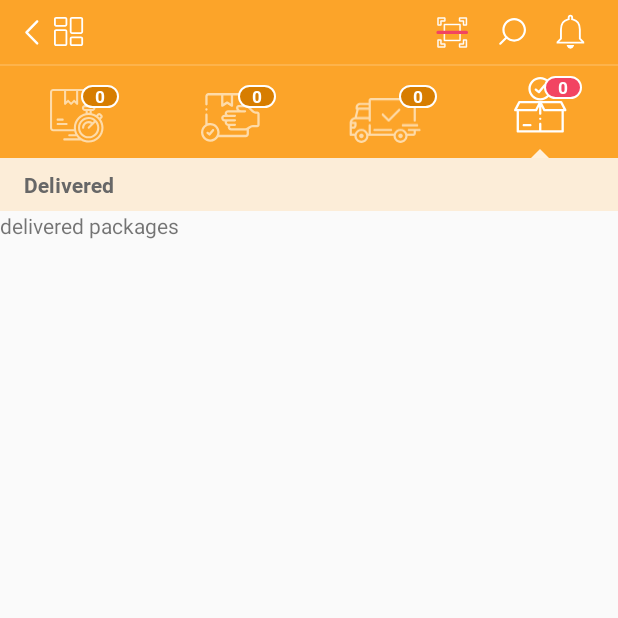
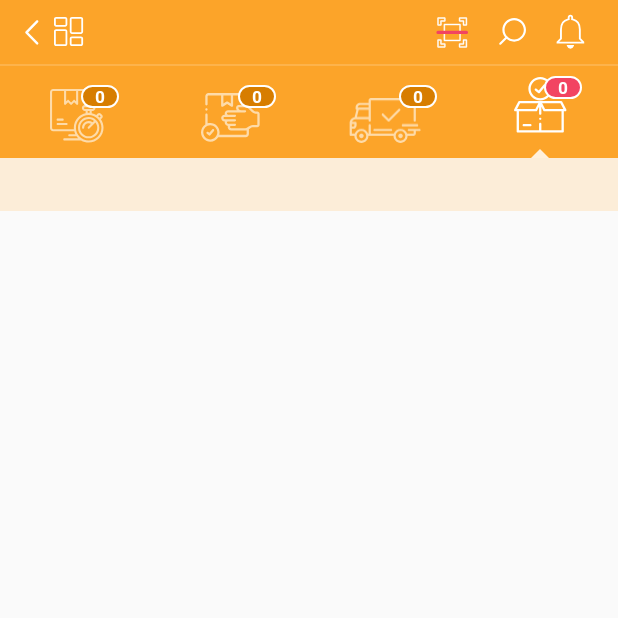
Before and after one commit to burhanassi/Traccar-app, an Android app: the DriverPackagesByStatusViewPagerActivity screen opened directly, with no data from a screen before it, tab 4 chosen, on a phone screen of 412 x 824 dp, the top half of it. Run offline under Robolectric (Android 15) with nearby library versions, the phone set to English and light mode, and no system bars; our stand-ins replace data binding; libraries missing offline, so code that uses them is left out: com.cioccarellia.ksprefs, com.yariksoffice.lingver; network calls fail; 4 statements that could not run were skipped.

Commit message:
move title view from DriverPackagesByStatusViewPagerActivity.kt to contained fragments

```diff
--- a/app/src/main/java/com/logestechs/driver/ui/acceptedPackages/AcceptedPackagesFragment.kt
+++ b/app/src/main/java/com/logestechs/driver/ui/acceptedPackages/AcceptedPackagesFragment.kt
@@ -63,6 +63,7 @@ class AcceptedPackagesFragment : LogesTechsFragment(), AcceptedPackagesCardListe
         initListeners()
         callGetAcceptedPackages()
         activityDelegate = activity as DriverPackagesByStatusViewPagerActivityDelegate
+        binding.textTitle.text = getString(R.string.packages_view_pager_pending_packages)
     }
 
     override fun onResume() {
--- a/app/src/main/java/com/logestechs/driver/ui/driverPackagesByStatusViewPager/DriverPackagesByStatusViewPagerActivity.kt
+++ b/app/src/main/java/com/logestechs/driver/ui/driverPackagesByStatusViewPager/DriverPackagesByStatusViewPagerActivity.kt
@@ -193,23 +193,20 @@ class DriverPackagesByStatusViewPagerActivity : LogesTechsActivity(), View.OnCli
     }
 
     private fun updateTitle(index: Int) {
-        when (index) {
-            0 -> {
-                binding.textTitle.text = getString(R.string.packages_view_pager_pending_packages)
-            }
-
-            1 -> {
-                binding.textTitle.text = getString(R.string.packages_view_pager_accepted_packages)
-            }
-
-            2 -> {
-                binding.textTitle.text = getString(R.string.packages_view_pager_in_car_packages)
-            }
-
-            3 -> {
-                binding.textTitle.text = getString(R.string.dashboard_delivered)
-            }
-        }
+//        when (index) {
+//            0 -> {
+//            }
+//
+//            1 -> {
+//            }
+//
+//            2 -> {
+//            }
+//
+//            3 -> {
+//                binding.textTitle.text = getString(R.string.dashboard_delivered)
+//            }
+//        }
     }
 
     private fun updateCountValues(data: GetDashboardInfoResponse?) {
--- a/app/src/main/java/com/logestechs/driver/ui/inCarPackages/InCarPackagesFragment.kt
+++ b/app/src/main/java/com/logestechs/driver/ui/inCarPackages/InCarPackagesFragment.kt
@@ -83,6 +83,7 @@ class InCarPackagesFragment : LogesTechsFragment() {
         initRecycler()
         initListeners()
         activityDelegate = activity as DriverPackagesByStatusViewPagerActivityDelegate
+        binding.textTitle.text = getString(R.string.packages_view_pager_in_car_packages)
     }
 
     private fun initRecycler() {
--- a/app/src/main/java/com/logestechs/driver/ui/pendingPackages/PendingPackagesFragment.kt
+++ b/app/src/main/java/com/logestechs/driver/ui/pendingPackages/PendingPackagesFragment.kt
@@ -55,6 +55,7 @@ class PendingPackagesFragment : LogesTechsFragment(), PendingPackagesCardListene
         initRecycler()
         initListeners()
         activityDelegate = activity as DriverPackagesByStatusViewPagerActivityDelegate
+        binding.textTitle.text = getString(R.string.packages_view_pager_accepted_packages)
     }
 
     override fun onResume() {
--- a/app/src/main/res/layout/activity_driver_packages_by_status_view_pager.xml
+++ b/app/src/main/res/layout/activity_driver_packages_by_status_view_pager.xml
@@ -26,25 +26,6 @@
             app:tabIndicatorFullWidth="false"
             app:tabRippleColor="@color/transparent" />
 
-        <LinearLayout
-            android:layout_width="match_parent"
-            android:layout_height="35dp"
-            android:background="@color/peach_orange_tab_pager_bar">
-
-            <TextView
-                android:id="@+id/text_title"
-                style="@style/LogesTechsBold"
-                android:layout_width="0dp"
-                android:layout_height="wrap_content"
-                android:layout_gravity="center_vertical"
-                android:layout_marginStart="16dp"
-                android:layout_marginEnd="16dp"
-                android:layout_weight="1"
-                android:textColor="@color/fontTrackHint"
-                android:textSize="14sp" />
-
-        </LinearLayout>
-
         <androidx.viewpager2.widget.ViewPager2
             android:id="@+id/view_pager"
             android:layout_width="match_parent"
--- a/app/src/main/res/layout/fragment_delivered_packages.xml
+++ b/app/src/main/res/layout/fragment_delivered_packages.xml
@@ -5,10 +5,28 @@
     android:layout_height="match_parent"
     tools:context=".ui.deliveredPackages.DeliveredPackagesFragment">
 
-    <!-- TODO: Update blank fragment layout -->
-    <TextView
+
+    <LinearLayout
         android:layout_width="match_parent"
-        android:layout_height="match_parent"
-        android:text="delivered packages" />
+        android:layout_height="match_parent">
 
+        <LinearLayout
+            android:layout_width="match_parent"
+            android:layout_height="35dp"
+            android:background="@color/peach_orange_tab_pager_bar">
+
+            <TextView
+                android:id="@+id/text_title"
+                style="@style/LogesTechsBold"
+                android:layout_width="0dp"
+                android:layout_height="wrap_content"
+                android:layout_gravity="center_vertical"
+                android:layout_marginStart="16dp"
+                android:layout_marginEnd="16dp"
+                android:layout_weight="1"
+                android:textColor="@color/fontTrackHint"
+                android:textSize="14sp" />
+
+        </LinearLayout>
+    </LinearLayout>
 </FrameLayout>
```
Also changed, not shown: app/src/main/res/drawable/ic_view_mode.xml (added, +12 -0 lines), app/src/main/res/layout/fragment_accepted_packages.xml (+26 -0 lines), app/src/main/res/layout/fragment_in_car_packages.xml (+28 -1 lines), app/src/main/res/layout/fragment_pending_packages.xml (+25 -1 lines).
